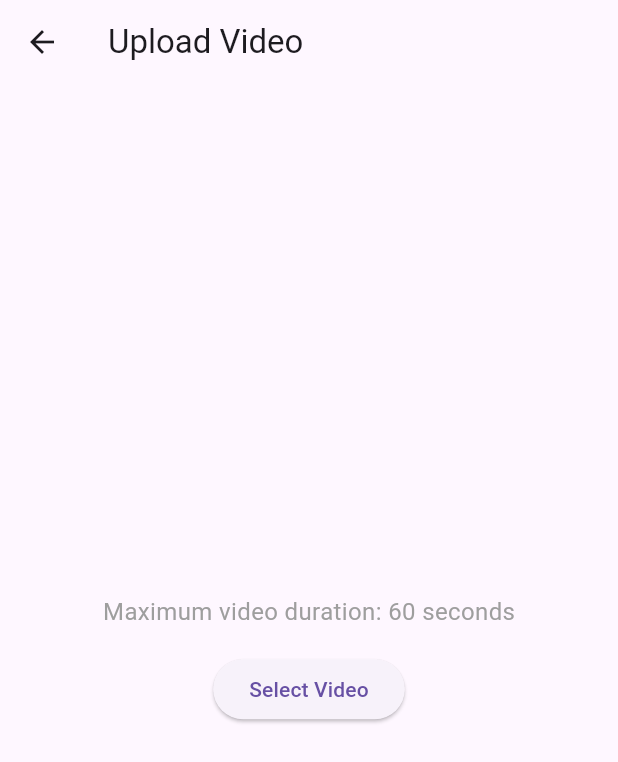
After one commit to theRealThomasDavidson/tiptok, a Flutter app: the VideoUploadScreen screen opened directly, after a tap on "Select Video", on a phone screen of 412 x 824 dp. The commit adds this screen. Shown: the top 762 px of the screen. Run offline on Flutter 3.47's test engine with Material 3 defaults, Android fonts, the phone set to English and light mode, and no system bars; our stand-ins replace file_picker, firebase_auth, firebase_core, firebase_storage, flutter_dotenv, video_player; accounts and stored records are empty; generated files the repository leaves out were written again; network calls fail.

Commit message:
feat: implement 60-second video duration limit and video preview functionality

```diff
--- /dev/null
+++ b/lib/features/video/screens/video_upload_screen.dart
@@ -0,0 +1,106 @@
+import 'dart:io';
+import 'package:flutter/material.dart';
+import 'package:file_picker/file_picker.dart';
+import 'package:video_player/video_player.dart';
+import '../screens/video_preview_screen.dart';
+
+class VideoUploadScreen extends StatefulWidget {
+  const VideoUploadScreen({super.key});
+
+  @override
+  State<VideoUploadScreen> createState() => _VideoUploadScreenState();
+}
+
+class _VideoUploadScreenState extends State<VideoUploadScreen> {
+  static const int MAX_DURATION_SECONDS = 60;
+
+  Future<File?> _pickVideoWithFilters() async {
+    final result = await FilePicker.platform.pickFiles(
+      type: FileType.custom,
+      allowedExtensions: const ['mp4', 'mov', 'avi'],
+      dialogTitle: 'Select a video to edit',
+      withData: false,  // Don't load into memory
+      allowCompression: false,  // Preserve quality
+    );
+
+    if (result != null) {
+      final file = File(result.files.single.path!);
+      debugPrint('Selected file: ${result.files.single.path}');
+      debugPrint('File exists: ${await file.exists()}');
+      return file;
+    }
+    return null;
+  }
+
+  Future<void> _checkDurationAndPreview(File videoFile) async {
+    // Create a temporary controller to check duration
+    final controller = VideoPlayerController.file(videoFile);
+    try {
+      await controller.initialize();
+      final duration = controller.value.duration;
+
+      if (duration.inSeconds > MAX_DURATION_SECONDS) {
+        if (mounted) {
+          ScaffoldMessenger.of(context).showSnackBar(
+            SnackBar(
+              content: Text(
+                'Video is too long (${duration.inSeconds} seconds). Maximum allowed duration is $MAX_DURATION_SECONDS seconds.'
+              ),
+              backgroundColor: Colors.red,
+            ),
+          );
+        }
+      } else {
+        if (mounted) {
+          Navigator.push(
+            context,
+            MaterialPageRoute(
+              builder: (context) => VideoPreviewScreen(
+                videoPath: videoFile.path,
+              ),
+            ),
+          );
+        }
+      }
+    } finally {
+      await controller.dispose();
+    }
+  }
+
+  Future<void> _pickAndPreviewVideo() async {
+    if (!mounted) return;
+
+    final file = await _pickVideoWithFilters();
+    if (file != null) {
+      await _checkDurationAndPreview(file);
+    }
+  }
+
+  @override
+  Widget build(BuildContext context) {
+    return Scaffold(
+      appBar: AppBar(
+        title: const Text('Upload Video'),
+      ),
+      body: Center(
+        child: Column(
+          mainAxisAlignment: MainAxisAlignment.center,
+          children: [
+            const Text(
+              'Maximum video duration: 60 seconds',
+              style: TextStyle(
+                fontSize: 16,
+                color: Colors.grey,
+              ),
+            ),
+            const SizedBox(height: 16),
+            ElevatedButton(
+              onPressed: _pickAndPreviewVideo,
+              child: const Text('Select Video'),
+            ),
+          ],
+        ),
+      ),
+    );
+  }
+}
```
Also changed, not shown: lib/features/video/models/video_model.dart (+28 -0 lines), lib/features/video/screens/video_preview_screen.dart (added, +102 -0 lines), lib/features/video/services/video_storage_service.dart (added, +63 -0 lines), lib/features/video/widgets/video_player_widget.dart (+77 -2 lines).
